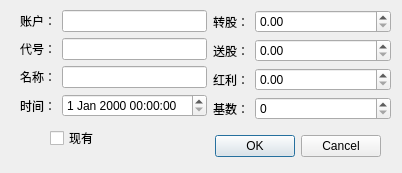
Qt form myDividendsDialog.ui (Imrono/myFinance) before a commit.
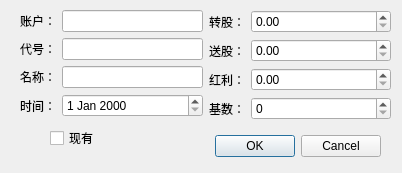
The same form after that commit.

What changed in the file:
```diff
--- a/myDividendsDialog.ui
+++ b/myDividendsDialog.ui
@@ -76,9 +76,6 @@
         </property>
        </widget>
       </item>
-      <item row="3" column="1">
-       <widget class="QDateTimeEdit" name="dateTimeEdit"/>
-      </item>
       <item row="0" column="0">
        <widget class="QLabel" name="label_8">
         <property name="text">
@@ -93,6 +90,9 @@
         </property>
        </widget>
       </item>
+      <item row="3" column="1">
+       <widget class="QDateEdit" name="dateEdit"/>
+      </item>
      </layout>
     </item>
     <item>
```
